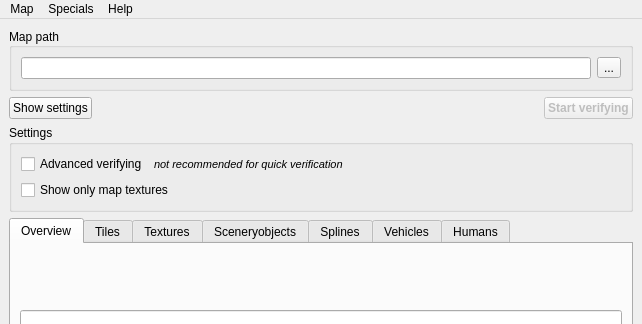
pietr26/OMSI-Tools, file OTModules/wVerifyMap/wverifymap.ui: the form before one commit; both pictures show x 0 to 642 and y 0 to 324 of the 642 by 722 pixel window.
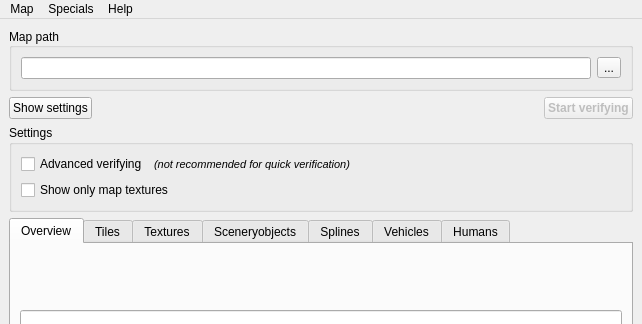
The form after the commit. Icons and pictures are not drawn.

Commit message: Changed hint for advanced verifyication

Patch:
```diff
--- a/OTModules/wVerifyMap/wverifymap.ui
+++ b/OTModules/wVerifyMap/wverifymap.ui
@@ -153,7 +153,7 @@
             </font>
            </property>
            <property name="text">
-            <string>not recommended for quick verification</string>
+            <string>(not recommended for quick verification)</string>
            </property>
           </widget>
          </item>
```
